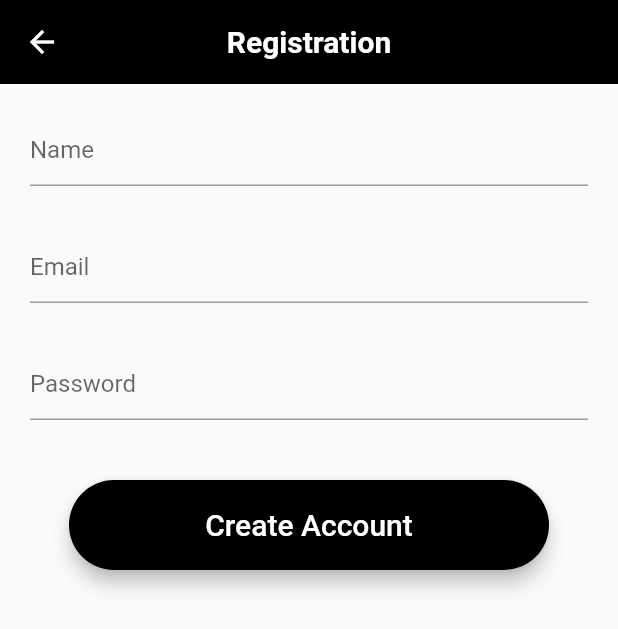
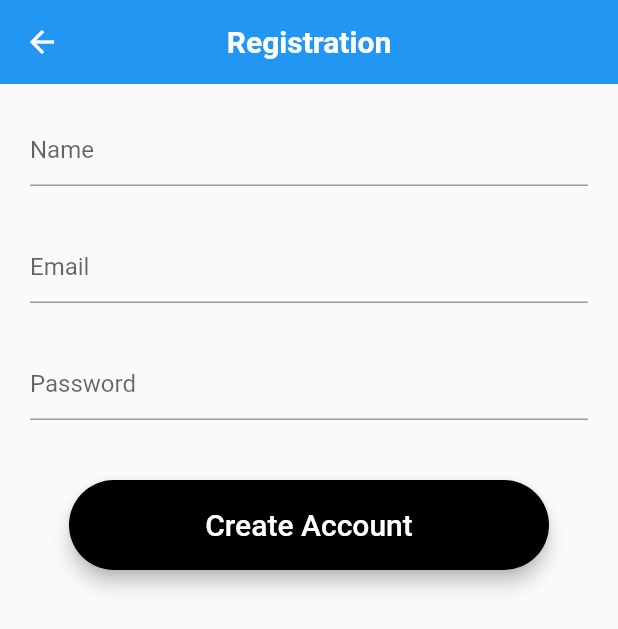
Before and after one commit to glaloggia/mytennispal-app, a Flutter app: the RegisterScreen screen opened directly, on a phone screen of 412 x 824 dp. Shown: the top 629 px of the screen. Run offline on Flutter 3.47's test engine with Material 2 defaults, Android fonts, the phone set to English and light mode, and no system bars; missing offline and left inert: flutter_session.

Commit message:
Change the colour of the register_screen.dart

```diff
--- a/lib/Screens/register_screen.dart
+++ b/lib/Screens/register_screen.dart
@@ -49,7 +49,7 @@ class _RegisterScreenState extends State<RegisterScreen> {
   Widget build(BuildContext context) {
     return Scaffold(
       appBar: AppBar(
-        backgroundColor: Colors.black,
+        backgroundColor: Colors.blue,
         centerTitle: true,
         elevation: 0,
         title: const Text(
--- a/lib/Services/globals.dart
+++ b/lib/Services/globals.dart
@@ -1,8 +1,8 @@
 import 'package:flutter/material.dart';
 import 'package:flutter_session/flutter_session.dart';
 
-// const String baseURL = "http://10.0.2.2:8000/api/"; //emulator localhost
-const String baseURL = "http://127.0.0.1:8000/api/"; //WEB localhost
+const String baseURL = "http://10.0.2.2:8000/api/"; //emulator localhost
+// const String baseURL = "http://127.0.0.1:8000/api/"; //WEB localhost
 
 errorSnackBar(BuildContext context, String text) {
   ScaffoldMessenger.of(context).showSnackBar(SnackBar(
```
